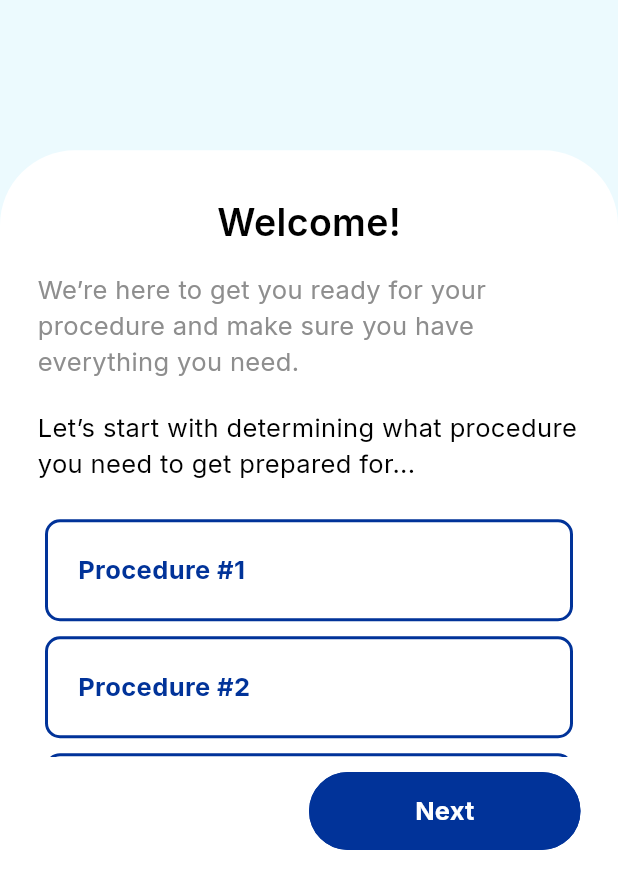
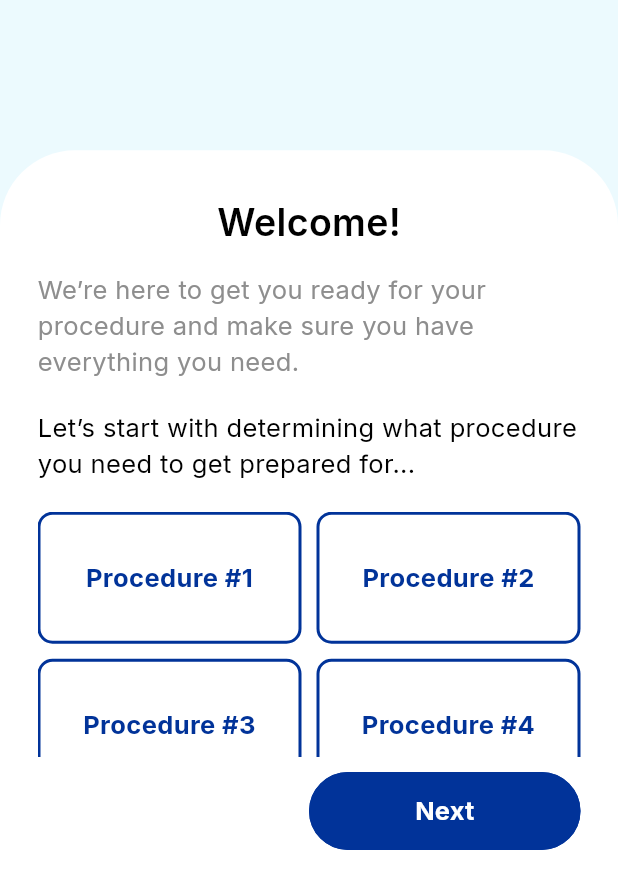
Before and after one commit to Debojyotibabai/upadr_flutter, a Flutter app: the screen it shows after launch, on a phone screen of 412 x 824 dp, the part 341-1236 px from its top. Run offline on Flutter 3.47's test engine with Material 3 defaults, Android fonts, the phone set to English and light mode, and no system bars; our stand-ins replace flutter_otp_text_field.

Commit message:
choose procedure

```diff
--- a/lib/features/app/choose_procedure/presentation/pages/choose_procedure.dart
+++ b/lib/features/app/choose_procedure/presentation/pages/choose_procedure.dart
@@ -77,7 +77,14 @@ class _ChooseProcedureScreenState extends State<ChooseProcedureScreen> {
                       ),
                       SizedBox(height: 20),
                       Expanded(
-                        child: ListView.builder(
+                        child: GridView.builder(
+                          gridDelegate:
+                              SliverGridDelegateWithFixedCrossAxisCount(
+                            crossAxisCount: 2,
+                            crossAxisSpacing: 10,
+                            mainAxisSpacing: 10,
+                            childAspectRatio: 2,
+                          ),
                           itemCount: 6,
                           itemBuilder: (context, index) {
                             return GestureDetector(
@@ -91,7 +98,6 @@ class _ChooseProcedureScreenState extends State<ChooseProcedureScreen> {
                                 });
                               },
                               child: Container(
-                                margin: EdgeInsets.all(5),
                                 padding: EdgeInsets.all(20),
                                 decoration: BoxDecoration(
                                   color: selectedProcedures.contains(index)
@@ -104,8 +110,10 @@ class _ChooseProcedureScreenState extends State<ChooseProcedureScreen> {
                                   borderRadius:
                                       BorderRadius.all(Radius.circular(10)),
                                 ),
+                                child: Center(
                                   child: Text(
                                     "Procedure #${index + 1}",
+                                    textAlign: TextAlign.center,
                                     style: TextStyle(
                                       fontSize: 17,
                                       fontFamily: "Inter",
@@ -113,6 +121,7 @@ class _ChooseProcedureScreenState extends State<ChooseProcedureScreen> {
                                           ? Colors.white
                                           : LightColors.deepBlue,
                                       fontWeight: FontWeight.w700,
+                                    ),
                                   ),
                                 ),
                               ),
```
Lines whose indentation alone changed are shown as unchanged.
